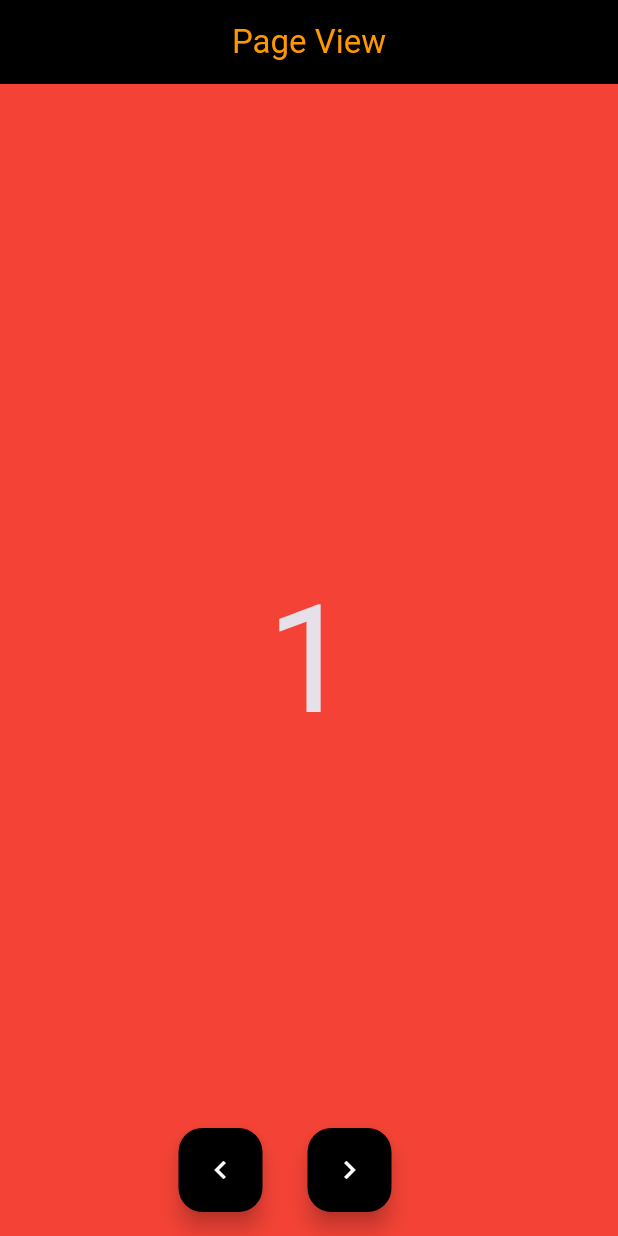
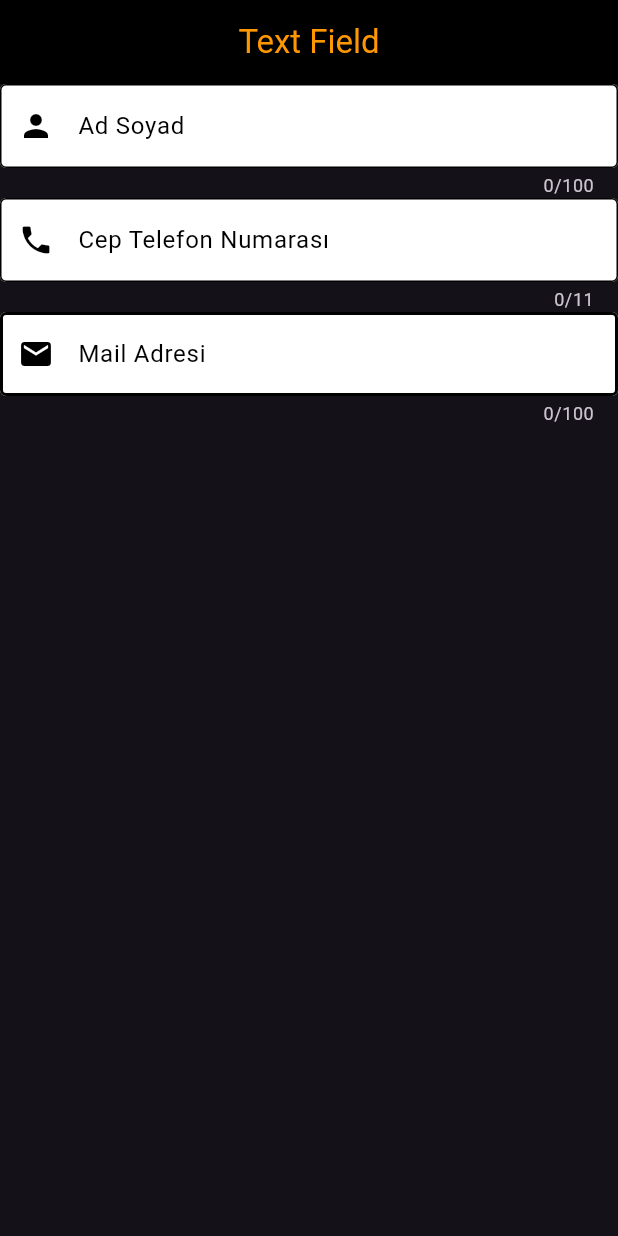
Before and after one commit to Burakyilmam/FlutterTekrar, a Flutter app: the screen it shows after launch, on a phone screen of 412 x 824 dp. Run offline on Flutter 3.47's test engine with Material 3 defaults, Android fonts, the phone set to English and light mode, and no system bars.

Commit message:
Text Field uygulaması yapıldı.

```diff
--- /dev/null
+++ b/lib/101/TextFieldApp.dart
@@ -0,0 +1,106 @@
+import 'package:flutter/material.dart';
+
+class TextFieldApp extends StatefulWidget {
+  const TextFieldApp({Key? key}) : super(key: key);
+
+  @override
+  _TextFieldAppState createState() => _TextFieldAppState();
+}
+
+class _TextFieldAppState extends State<TextFieldApp> {
+  TextEditingController phoneNumberController = TextEditingController();
+
+  @override
+  Widget build(BuildContext context) {
+    return Scaffold(
+      appBar: AppBar(
+        title: const Text(
+          'Text Field',
+          style: TextStyle(color: Colors.orange),
+        ),
+        centerTitle: true,
+        backgroundColor: Colors.black,
+      ),
+      body: Column(
+        children: [
+          const TextField(
+            decoration: InputDecoration(
+              prefixIcon: Icon(
+                Icons.person,
+                color: Colors.black,
+              ),
+              labelText: "Ad Soyad",
+              labelStyle: TextStyle(
+                color: Colors.black,
+              ),
+              fillColor: Colors.white,
+              filled: true,
+              enabledBorder: OutlineInputBorder(
+                borderSide: BorderSide(
+                  color: Colors.black,
+                  width: 1.0,
+                ),
+              ),
+            ),
+            maxLength: 100,
+          ),
+          TextField(
+            controller: phoneNumberController,
+            decoration: const InputDecoration(
+              prefixIcon: Icon(
+                Icons.phone,
+                color: Colors.black,
+              ),
+              labelText: "Cep Telefon Numarası",
+              labelStyle: TextStyle(
+                color: Colors.black,
+              ),
+              fillColor: Colors.white,
+              filled: true,
+              enabledBorder: OutlineInputBorder(
+                borderSide: BorderSide(
+                  color: Colors.black,
+                  width: 1.0,
+                ),
+              ),
+            ),
+            maxLength: 11,
+            keyboardType: TextInputType.phone,
+            onChanged: (value) {
+              if (value.isNotEmpty && !value.startsWith('05')) {
+                phoneNumberController.value = TextEditingValue(
+                  text: '05$value',
+                  selection: TextSelection.fromPosition(
+                    TextPosition(offset: value.length + 2),
+                  ),
+                );
+              }
+            },
+          ),
+          const TextField(
+            decoration: InputDecoration(
+              prefixIcon: Icon(
+                Icons.email,
+                color: Colors.black,
+              ),
+              labelText: "Mail Adresi",
+              labelStyle: TextStyle(
+                color: Colors.black,
+              ),
+              fillColor: Colors.white,
+              filled: true,
+              enabledBorder: OutlineInputBorder(
+                borderSide: BorderSide(
+                  color: Colors.black,
+                  width: 2.0,
+                ),
+              ),
+            ),
+            maxLength: 100,
+            keyboardType: TextInputType.emailAddress,
+          ),
+        ],
+      ),
+    );
+  }
+}
--- a/lib/main.dart
+++ b/lib/main.dart
@@ -1,4 +1,4 @@
-import 'package:demo/101/PageviewApp.dart';
+import 'package:demo/101/TextFieldApp.dart';
 import 'package:flutter/material.dart';
 
 void main() {
@@ -17,7 +17,7 @@ class MyApp extends StatelessWidget {
           backgroundColor: Colors.black,
         )
       ),
-      home: PageviewApp(),
+      home: TextFieldApp(),
     );
   }
 }
```
